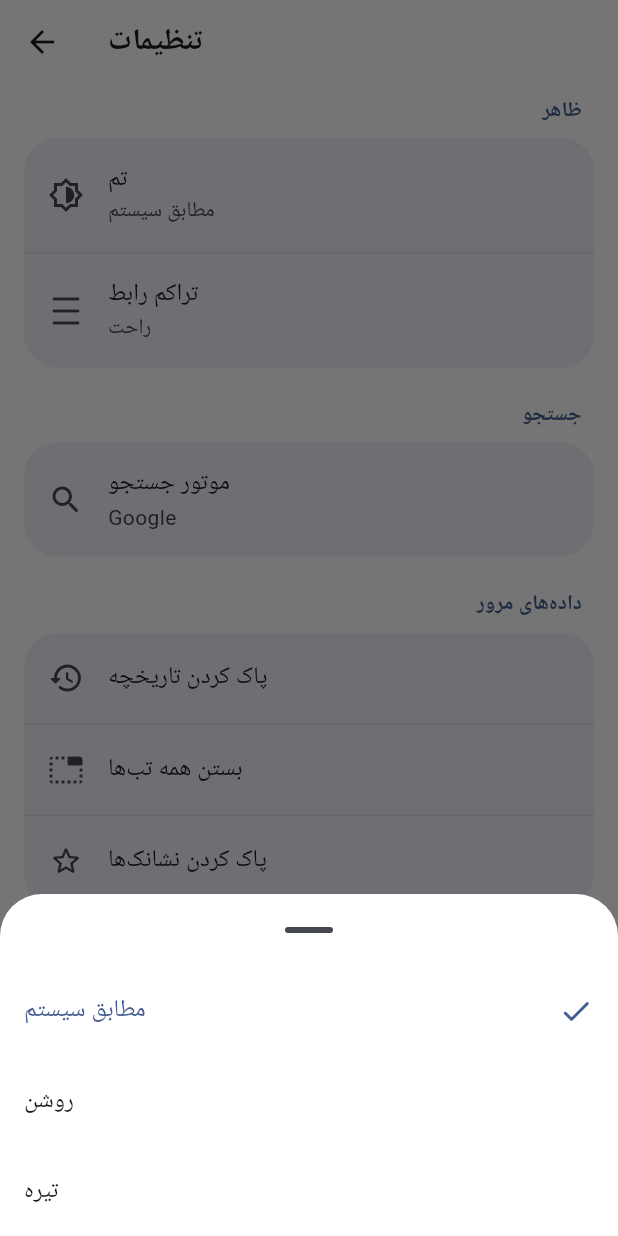
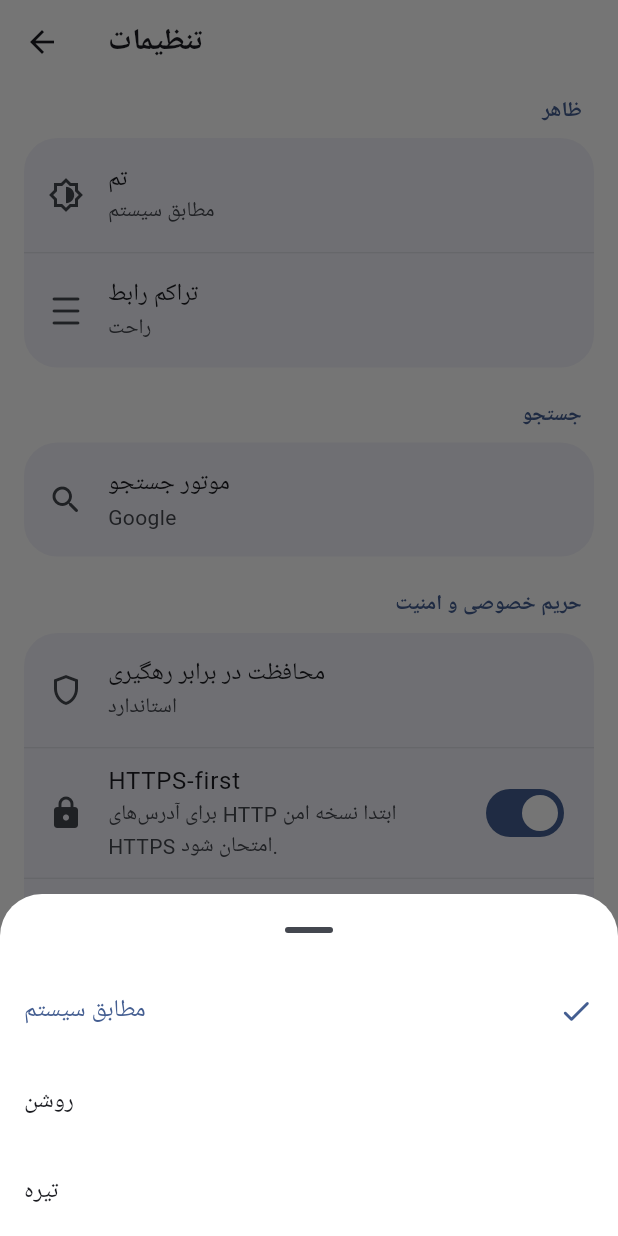
Before and after one commit to sahandse/rad-browser, a Flutter app: the SettingsPage screen opened directly, after a tap on "تم", on a phone screen of 412 x 824 dp. Run offline on Flutter 3.47's test engine with Material 3 defaults, Android fonts, the phone set to English and light mode, and no system bars; our stand-ins replace connectivity_plus, dio, flutter_riverpod, shared_preferences; missing offline and left inert: file_saver, flutter_inappwebview; accounts and stored records are empty; network calls fail.

Commit message:
feat: add privacy settings UI

```diff
--- a/lib/features/settings/presentation/pages/settings_page.dart
+++ b/lib/features/settings/presentation/pages/settings_page.dart
@@ -53,6 +53,49 @@ class SettingsPage extends ConsumerWidget {
                   ref,
                   settings.searchEngine,
                 ),
+              ),
+            ],
+          ),
+          const SizedBox(height: 22),
+          _SectionTitle(title: 'حریم خصوصی و امنیت', theme: theme),
+          _SettingCard(
+            children: [
+              ListTile(
+                leading: const Icon(Icons.shield_outlined),
+                title: const Text('محافظت در برابر رهگیری'),
+                subtitle: Text(settings.trackingProtection.title),
+                onTap: () => _showTrackingPicker(
+                  context,
+                  ref,
+                  settings.trackingProtection,
+                ),
+              ),
+              const Divider(height: 1),
+              SwitchListTile.adaptive(
+                secondary: const Icon(Icons.https_rounded),
+                title: const Text('HTTPS-first'),
+                subtitle: const Text('برای آدرس‌های HTTP ابتدا نسخه امن HTTPS امتحان شود.'),
+                value: settings.httpsFirst,
+                onChanged: (value) =>
+                    ref.read(settingsProvider.notifier).setHttpsFirst(value),
+              ),
+              const Divider(height: 1),
+              SwitchListTile.adaptive(
+                secondary: const Icon(Icons.open_in_new_off_rounded),
+                title: const Text('مسدود کردن Pop-up'),
+                subtitle: const Text('پنجره‌های ناخواسته و بازشدن خودکار تب‌ها محدود می‌شوند.'),
+                value: settings.blockPopups,
+                onChanged: (value) =>
+                    ref.read(settingsProvider.notifier).setBlockPopups(value),
+              ),
+              const Divider(height: 1),
+              SwitchListTile.adaptive(
+                secondary: const Icon(Icons.data_saver_on_rounded),
+                title: const Text('کاهش مصرف داده'),
+                subtitle: const Text('پخش خودکار و بارگذاری‌های سنگین غیرضروری محدود می‌شوند.'),
+                value: settings.dataSaver,
+                onChanged: (value) =>
+                    ref.read(settingsProvider.notifier).setDataSaver(value),
               ),
             ],
           ),
@@ -195,6 +238,35 @@ class SettingsPage extends ConsumerWidget {
     }
   }
 
+  Future<void> _showTrackingPicker(
+    BuildContext context,
+    WidgetRef ref,
+    RadTrackingProtection selected,
+  ) async {
+    final result = await showModalBottomSheet<RadTrackingProtection>(
+      context: context,
+      showDragHandle: true,
+      builder: (context) => SafeArea(
+        child: Column(
+          mainAxisSize: MainAxisSize.min,
+          children: RadTrackingProtection.values
+              .map(
+                (value) => _ChoiceTile(
+                  title: value.title,
+                  subtitle: value.description,
+                  selected: value == selected,
+                  onTap: () => Navigator.pop(context, value),
+                ),
+              )
+              .toList(growable: false),
+        ),
+      ),
+    );
+    if (result != null) {
+      await ref.read(settingsProvider.notifier).setTrackingProtection(result);
+    }
+  }
+
   Future<void> _confirmAndRun(
     BuildContext context, {
     required String title,
```
